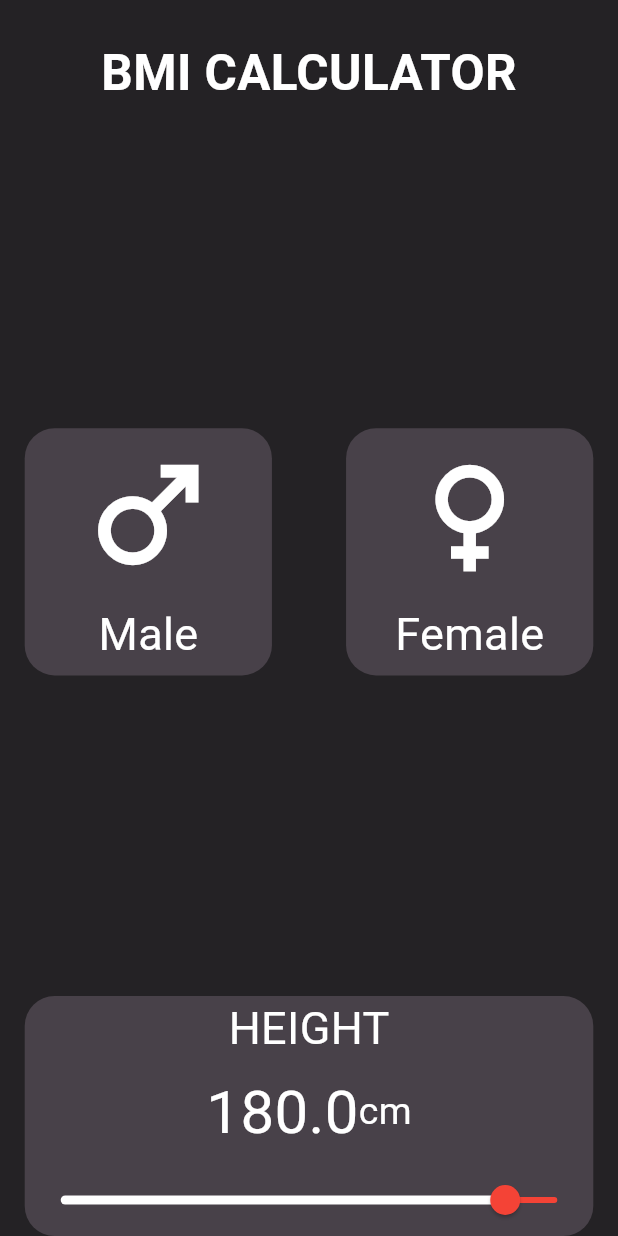
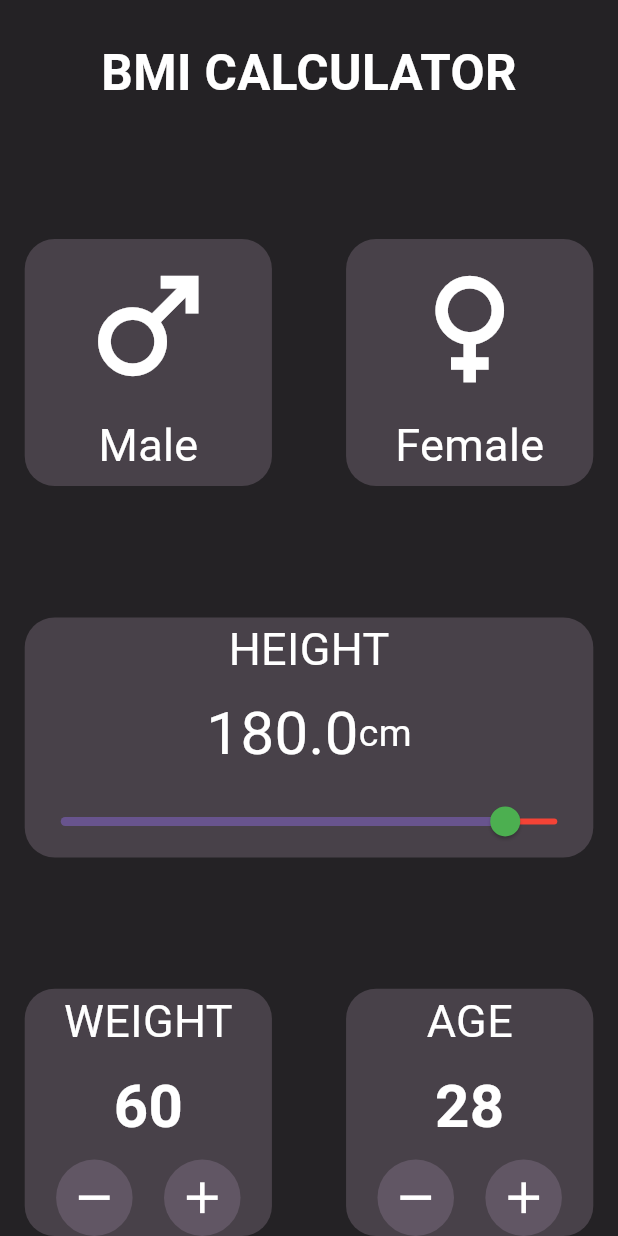
Before and after one commit to mukeshsheoran883/bmi_calculation, a Flutter app: the screen it shows after launch, on a phone screen of 412 x 824 dp. Run offline on Flutter 3.47's test engine with Material 2 defaults, Android fonts, the phone set to English and light mode, and no system bars.

Commit message:
Container commit

```diff
--- a/lib/screen/calculation_screen.dart
+++ b/lib/screen/calculation_screen.dart
@@ -9,6 +9,7 @@ class CalculationScreen extends StatefulWidget {
 
 class _CalculationScreenState extends State<CalculationScreen> {
   double _currentSliderValue = 180;
+
   @override
   Widget build(BuildContext context) {
     return Scaffold(
@@ -114,8 +115,8 @@ class _CalculationScreenState extends State<CalculationScreen> {
                         ],
                       ),
                       Slider(
-                        activeColor: Colors.white,
-                        thumbColor: Colors.red,
+                        // activeColor: Colors.white,
+                        thumbColor: Colors.green,
                         inactiveColor: Colors.red,
                         mouseCursor: MaterialStateMouseCursor.clickable,
                         value: _currentSliderValue,
@@ -123,13 +124,140 @@ class _CalculationScreenState extends State<CalculationScreen> {
                         divisions: 1000,
                         label: _currentSliderValue.round().toString(),
                         onChanged: (double value) {
-                          setState(() {
-                            _currentSliderValue = value;
-                          });
+                          setState(
+                            () {
+                              _currentSliderValue = value;
+                            },
+                          );
                         },
                       ),
                     ],
                   ),
+                ),
+                Row(
+                  mainAxisAlignment: MainAxisAlignment.spaceBetween,
+                  children: [
+                    Container(
+                      height: MediaQuery.of(context).size.height * 0.2,
+                      width: MediaQuery.of(context).size.width * 0.4,
+                      decoration: BoxDecoration(
+                        color: const Color(0xFF484149),
+                        borderRadius: BorderRadius.circular(20),
+                      ),
+                      child: Column(
+                        mainAxisAlignment: MainAxisAlignment.spaceBetween,
+                        children: [
+                          const Text(
+                            "WEIGHT",
+                            style: TextStyle(color: Colors.white, fontSize: 30),
+                          ),
+                          const Text(
+                            "60",
+                            style: TextStyle(
+                              color: Colors.white,
+                              fontSize: 40,
+                              fontWeight: FontWeight.bold,
+                            ),
+                          ),
+                          Row(
+                            mainAxisAlignment: MainAxisAlignment.spaceEvenly,
+                            children: [
+                              IconButton(
+                                onPressed: () {},
+                                icon: const Center(
+                                  child: Icon(
+                                    Icons.remove,
+                                    color: Colors.white,
+                                    size: 35,
+                                  ),
+                                ),
+                                style: ButtonStyle(
+                                  backgroundColor: MaterialStateProperty.all(
+                                    const Color(0xFF615664),
+                                  ),
+                                ),
+                              ),
+                              IconButton(
+                                onPressed: () {},
+                                icon: const Center(
+                                  child: Icon(
+                                    Icons.add,
+                                    color: Colors.white,
+                                    size: 35,
+                                  ),
+                                ),
+                                style: ButtonStyle(
+                                  backgroundColor: MaterialStateProperty.all(
+                                    const Color(0xFF615664),
+                                  ),
+                                ),
+                              ),
+                            ],
+                          ),
+                        ],
+                      ),
+                    ),
+                    Container(
+                      height: MediaQuery.of(context).size.height * 0.2,
+                      width: MediaQuery.of(context).size.width * 0.4,
+                      decoration: BoxDecoration(
+                        color: const Color(0xFF484149),
+                        borderRadius: BorderRadius.circular(20),
+                      ),
+                      child: Column(
+                        mainAxisAlignment: MainAxisAlignment.spaceBetween,
+                        children: [
+                          const Text(
+                            "AGE",
+                            style: TextStyle(color: Colors.white, fontSize: 30),
+                          ),
+                          const Text(
+                            "28",
+                            style: TextStyle(
+                              color: Colors.white,
+                              fontSize: 40,
+                              fontWeight: FontWeight.bold,
+                            ),
+                          ),
+                          Row(
+                            mainAxisAlignment: MainAxisAlignment.spaceEvenly,
+                            children: [
+                              IconButton(
+                                onPressed: () {},
+                                icon: const Center(
+                                  child: Icon(
+                                    Icons.remove,
+                                    color: Colors.white,
+                                    size: 35,
+                                  ),
+                                ),
+                                style: ButtonStyle(
+                                  backgroundColor: MaterialStateProperty.all(
+                                    const Color(0xFF615664),
+                                  ),
+                                ),
+                              ),
+                              IconButton(
+                                onPressed: () {},
+                                icon: const Center(
+                                  child: Icon(
+                                    Icons.add,
+                                    color: Colors.white,
+                                    size: 35,
+                                  ),
+                                ),
+                                style: ButtonStyle(
+                                  backgroundColor: MaterialStateProperty.all(
+                                    const Color(0xFF615664),
+                                  ),
+                                ),
+                              ),
+                            ],
+                          ),
+                        ],
+                      ),
+                    ),
+                  ],
                 ),
               ],
             ),
```
